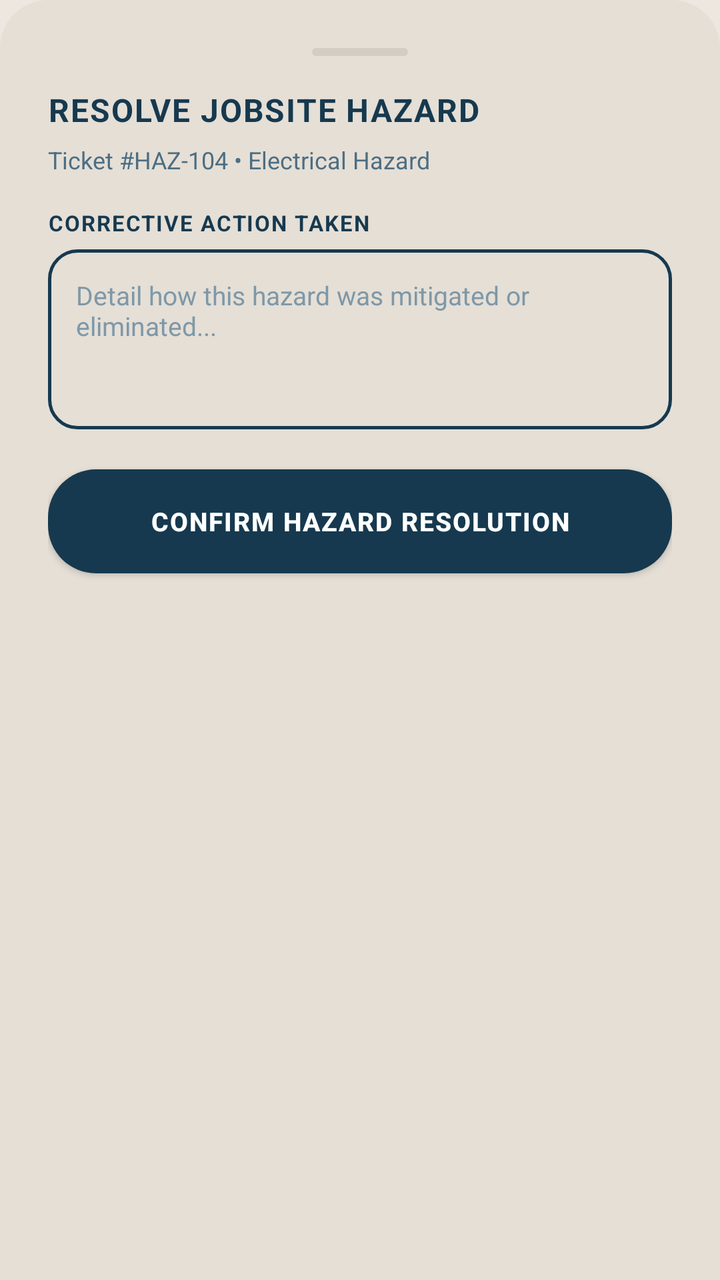
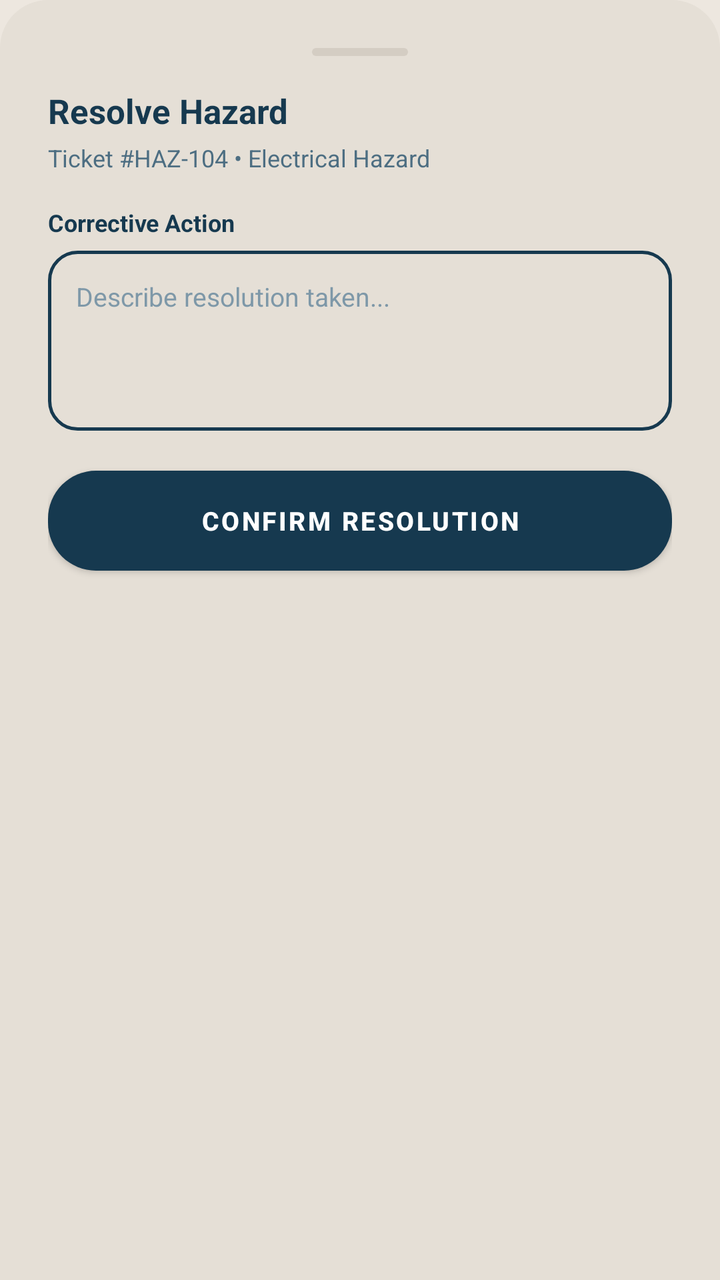

Two renders of the same Android screen: before a commit and after it. Below are the layout's source before the change and the commit's diff.
<!-- AndroidManifest.xml: application theme Theme.SiteSync -->
<!-- res/layout/dialog_resolve_hazard.xml -->
<?xml version="1.0" encoding="utf-8"?>
<LinearLayout xmlns:android="http://schemas.android.com/apk/res/android"
    xmlns:app="http://schemas.android.com/apk/res-auto"
    android:layout_width="match_parent"
    android:layout_height="wrap_content"
    android:orientation="vertical"
    android:background="@drawable/bg_bottom_sheet_surface"
    android:padding="24dp">

    
    <View
        android:layout_width="48dp"
        android:layout_height="4dp"
        android:layout_gravity="center_horizontal"
        android:background="@drawable/bg_bottom_sheet_handle"
        android:layout_marginBottom="16dp" />

    <TextView
        android:id="@+id/tvResolveDialogTitle"
        android:layout_width="match_parent"
        android:layout_height="wrap_content"
        android:text="RESOLVE JOBSITE HAZARD"
        android:textColor="@color/text_oxide_primary"
        android:textSize="16sp"
        android:textStyle="bold"
        android:letterSpacing="0.04"
        android:layout_marginBottom="6dp" />

    <TextView
        android:id="@+id/tvResolveTargetSummary"
        android:layout_width="match_parent"
        android:layout_height="wrap_content"
        android:text="Ticket #HAZ-104 • Electrical Hazard"
        android:textColor="@color/text_oxide_secondary"
        android:textSize="12sp"
        android:layout_marginBottom="16dp" />

    <TextView
        android:layout_width="wrap_content"
        android:layout_height="wrap_content"
        android:text="CORRECTIVE ACTION TAKEN"
        android:textColor="@color/text_oxide_primary"
        android:textSize="11sp"
        android:textStyle="bold"
        android:letterSpacing="0.06"
        android:layout_marginBottom="6dp" />

    <EditText
        android:id="@+id/etCorrectiveAction"
        android:layout_width="match_parent"
        android:layout_height="90dp"
        android:gravity="top|start"
        android:hint="Detail how this hazard was mitigated or eliminated..."
        android:background="@drawable/bg_rounded_input"
        android:padding="14dp"
        android:textColor="@color/text_oxide_primary"
        android:textColorHint="@color/text_oxide_muted"
        android:textSize="13sp"
        android:layout_marginBottom="20dp" />

    <com.google.android.material.button.MaterialButton
        android:id="@+id/btnConfirmResolve"
        android:layout_width="match_parent"
        android:layout_height="52dp"
        android:background="@drawable/bg_pill_primary"
        app:backgroundTint="@null"
        android:text="CONFIRM HAZARD RESOLUTION"
        android:textColor="@color/text_on_oxide_white"
        android:textSize="13sp"
        android:textStyle="bold"
        android:letterSpacing="0.05" />

</LinearLayout>
<!-- resources referenced by this layout -->
<resources>
  <color name="text_on_oxide_white">#FFFFFF</color>
  <color name="text_oxide_muted">#7E98A8</color>
  <color name="text_oxide_primary">#16394F</color>
  <color name="text_oxide_secondary">#4D6E82</color>
  <!-- drawable bg_bottom_sheet_handle (drawable) -->
  <?xml version="1.0" encoding="utf-8"?>
  <shape xmlns:android="http://schemas.android.com/apk/res/android"
      android:shape="rectangle">
      <solid android:color="@color/gauge_track_ash" />
      <corners android:radius="3dp" />
  </shape>
  <!-- drawable bg_bottom_sheet_surface (drawable) -->
  <?xml version="1.0" encoding="utf-8"?>
  <shape xmlns:android="http://schemas.android.com/apk/res/android"
      android:shape="rectangle">
      <solid android:color="@color/warm_ash_surface" />
      <corners
          android:topLeftRadius="24dp"
          android:topRightRadius="24dp"
          android:bottomLeftRadius="0dp"
          android:bottomRightRadius="0dp" />
  </shape>
  <!-- drawable bg_pill_primary (drawable) -->
  <?xml version="1.0" encoding="utf-8"?>
  <ripple xmlns:android="http://schemas.android.com/apk/res/android"
      android:color="@color/oxide_blue_dark">
      <item>
          <shape android:shape="rectangle">
              <solid android:color="@color/oxide_blue_primary" />
              <corners android:radius="24dp" />
          </shape>
      </item>
  </ripple>
  <!-- drawable bg_rounded_input (drawable) -->
  <?xml version="1.0" encoding="utf-8"?>
  <shape xmlns:android="http://schemas.android.com/apk/res/android"
      android:shape="rectangle">
      <solid android:color="@color/warm_ash_surface" />
      <stroke
          android:width="1.5dp"
          android:color="@color/stroke_oxide_blue" />
      <corners android:radius="14dp" />
  </shape>
  <style name="Theme.SiteSync" parent="Theme.MaterialComponents.NoActionBar">
          
          <item name="android:windowBackground">@color/warm_ash_base</item>
          <item name="colorSurface">@color/warm_ash_surface</item>
          <item name="android:colorBackground">@color/warm_ash_base</item>
  
          
          <item name="colorPrimary">@color/oxide_blue_primary</item>
          <item name="colorPrimaryVariant">@color/oxide_blue_dark</item>
          <item name="colorOnPrimary">@color/text_on_oxide_white</item>
  
          
          <item name="colorSecondary">@color/oxide_blue_primary</item>
          <item name="colorSecondaryVariant">@color/oxide_blue_light</item>
          <item name="colorOnSecondary">@color/text_on_oxide_white</item>
  
          
          <item name="android:statusBarColor">@color/warm_ash_base</item>
          <item name="android:navigationBarColor">@color/warm_ash_base</item>
          <item name="android:windowLightStatusBar" tools:targetApi="m">true</item>
          <item name="android:windowLightNavigationBar" tools:targetApi="o_mr1">true</item>
  
          
          <item name="cardBackgroundColor">@color/warm_ash_surface</item>
          <item name="strokeColor">@color/stroke_oxide_blue</item>
          <item name="strokeWidth">1.5dp</item>
          <item name="cornerRadius">20dp</item>
  
          
          <item name="android:textColorPrimary">@color/text_oxide_primary</item>
          <item name="android:textColorSecondary">@color/text_oxide_secondary</item>
          <item name="android:textColorTertiary">@color/text_oxide_muted</item>
          <item name="android:textColorHint">@color/text_oxide_muted</item>
          <item name="editTextColor">@color/text_oxide_primary</item>
      </style>
  <color name="gauge_track_ash">#D4CDC3</color>
  <color name="warm_ash_surface">#E5DFD6</color>
  <color name="oxide_blue_dark">#0E2636</color>
  <color name="oxide_blue_primary">#16394F</color>
  <color name="stroke_oxide_blue">#16394F</color>
  <color name="warm_ash_base">#EDE7DF</color>
  <color name="oxide_blue_light">#24526E</color>
</resources>

<!-- the commit's change to res/layout/dialog_resolve_hazard.xml (unified diff, before → after) -->
@@ -19,12 +19,11 @@
         android:id="@+id/tvResolveDialogTitle"
         android:layout_width="match_parent"
         android:layout_height="wrap_content"
-        android:text="RESOLVE JOBSITE HAZARD"
+        android:text="Resolve Hazard"
         android:textColor="@color/text_oxide_primary"
-        android:textSize="16sp"
+        android:textSize="17sp"
         android:textStyle="bold"
-        android:letterSpacing="0.04"
-        android:layout_marginBottom="6dp" />
+        android:layout_marginBottom="4dp" />
 
     <TextView
         android:id="@+id/tvResolveTargetSummary"
@@ -38,11 +37,10 @@
     <TextView
         android:layout_width="wrap_content"
         android:layout_height="wrap_content"
-        android:text="CORRECTIVE ACTION TAKEN"
+        android:text="Corrective Action"
         android:textColor="@color/text_oxide_primary"
-        android:textSize="11sp"
+        android:textSize="12sp"
         android:textStyle="bold"
-        android:letterSpacing="0.06"
         android:layout_marginBottom="6dp" />
 
     <EditText
@@ -50,7 +48,7 @@
         android:layout_width="match_parent"
         android:layout_height="90dp"
         android:gravity="top|start"
-        android:hint="Detail how this hazard was mitigated or eliminated..."
+        android:hint="Describe resolution taken..."
         android:background="@drawable/bg_rounded_input"
         android:padding="14dp"
         android:textColor="@color/text_oxide_primary"
@@ -61,13 +59,12 @@
     <com.google.android.material.button.MaterialButton
         android:id="@+id/btnConfirmResolve"
         android:layout_width="match_parent"
-        android:layout_height="52dp"
+        android:layout_height="50dp"
         android:background="@drawable/bg_pill_primary"
         app:backgroundTint="@null"
-        android:text="CONFIRM HAZARD RESOLUTION"
+        android:text="Confirm Resolution"
         android:textColor="@color/text_on_oxide_white"
         android:textSize="13sp"
-        android:textStyle="bold"
-        android:letterSpacing="0.05" />
+        android:textStyle="bold" />
 
 </LinearLayout>
